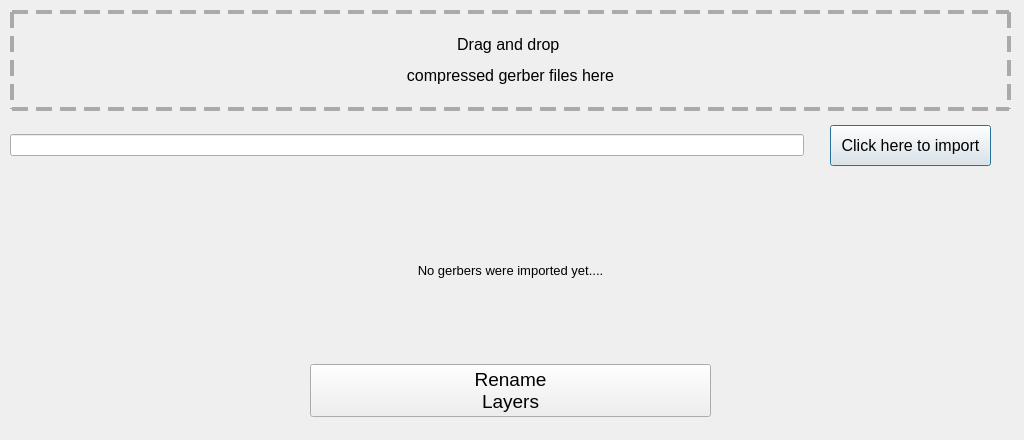
Above: App/ui/ConvertGerbers_ui.ui from fernandeclercq/FabAPP before the change. Below: the same form after it.
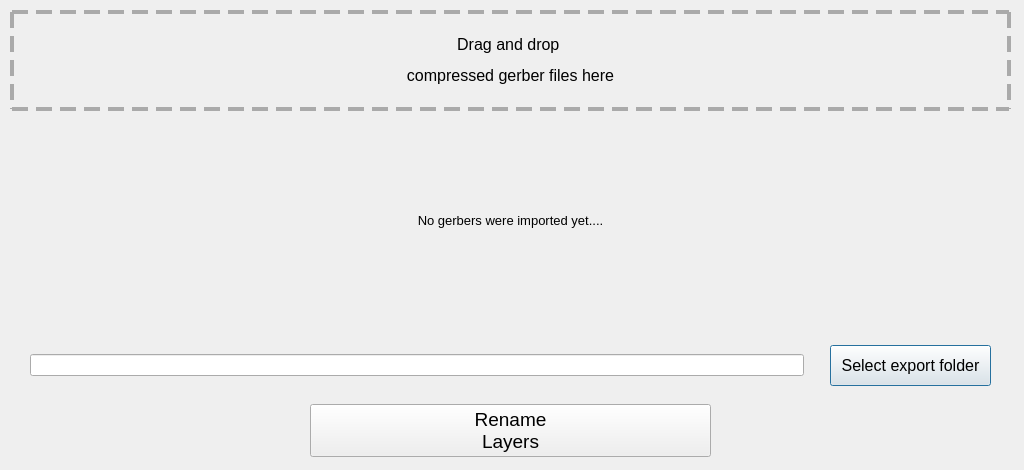
That is the form after the change.

Commit message: refactor ui & sorting gerber finished

```diff
--- a/App/ui/ConvertGerbers_ui.ui
+++ b/App/ui/ConvertGerbers_ui.ui
@@ -7,9 +7,27 @@
     <x>0</x>
     <y>0</y>
     <width>1024</width>
-    <height>440</height>
+    <height>470</height>
    </rect>
   </property>
+  <property name="sizePolicy">
+   <sizepolicy hsizetype="Minimum" vsizetype="Minimum">
+    <horstretch>0</horstretch>
+    <verstretch>0</verstretch>
+   </sizepolicy>
+  </property>
+  <property name="minimumSize">
+   <size>
+    <width>1024</width>
+    <height>470</height>
+   </size>
+  </property>
+  <property name="maximumSize">
+   <size>
+    <width>1024</width>
+    <height>470</height>
+   </size>
+  </property>
   <property name="windowTitle">
    <string>Dialog</string>
   </property>
@@ -56,14 +74,30 @@
    <property name="geometry">
     <rect>
      <x>10</x>
-     <y>110</y>
+     <y>330</y>
      <width>1001</width>
      <height>71</height>
     </rect>
    </property>
    <layout class="QHBoxLayout" name="horizontalLayout_2">
     <item>
-     <widget class="QLineEdit" name="ledGerberPath"/>
+     <spacer name="horizontalSpacer">
+      <property name="orientation">
+       <enum>Qt::Horizontal</enum>
+      </property>
+      <property name="sizeType">
+       <enum>QSizePolicy::Fixed</enum>
+      </property>
+      <property name="sizeHint" stdset="0">
+       <size>
+        <width>20</width>
+        <height>20</height>
+       </size>
+      </property>
+     </spacer>
+    </item>
+    <item>
+     <widget class="QLineEdit" name="ledExportGerberPath"/>
     </item>
     <item>
      <spacer name="horizontalSpacer_5">
@@ -82,7 +116,13 @@
      </spacer>
     </item>
     <item>
-     <widget class="QPushButton" name="btnImportGrbs">
+     <widget class="QPushButton" name="btnExportGerbers">
+      <property name="sizePolicy">
+       <sizepolicy hsizetype="Minimum" vsizetype="Fixed">
+        <horstretch>0</horstretch>
+        <verstretch>0</verstretch>
+       </sizepolicy>
+      </property>
       <property name="font">
        <font>
         <pointsize>12</pointsize>
@@ -92,7 +132,7 @@
        <string notr="true">padding: 10px</string>
       </property>
       <property name="text">
-       <string>Click here to import</string>
+       <string>Select export folder</string>
       </property>
      </widget>
     </item>
@@ -118,7 +158,7 @@
    <property name="geometry">
     <rect>
      <x>10</x>
-     <y>360</y>
+     <y>400</y>
      <width>1001</width>
      <height>61</height>
     </rect>
@@ -175,9 +215,9 @@
    <property name="geometry">
     <rect>
      <x>10</x>
-     <y>180</y>
+     <y>110</y>
      <width>1001</width>
-     <height>181</height>
+     <height>221</height>
     </rect>
    </property>
    <layout class="QVBoxLayout" name="verticalLayout">
```
Left out of the diff: 2 changed lines with no effect on the pictures. The commit also changes 10 other files.
